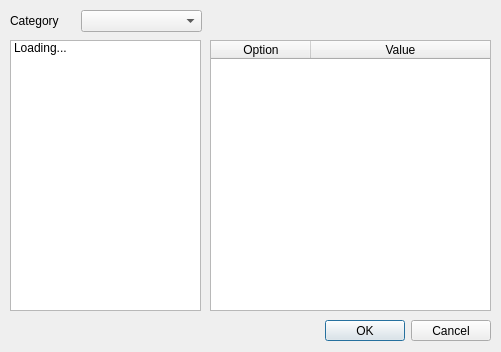
The window that starcheat/templates/ItemBrowser.ui (wizzomafizzo/starcheat) describes before a commit, drawn with Qt 5.
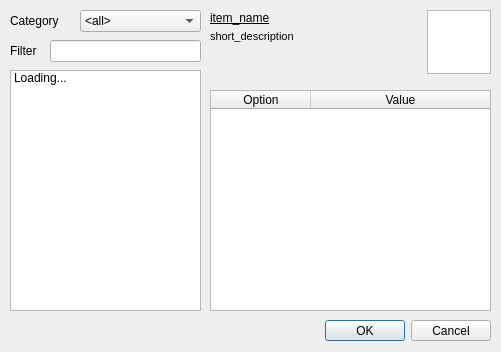
The same window after the commit.

Commit message:
Updates to item browser
Updated ui, added search and category filtering

Diff of the .ui file:
```diff
--- a/starcheat/templates/ItemBrowser.ui
+++ b/starcheat/templates/ItemBrowser.ui
@@ -29,23 +29,28 @@
     <set>QDialogButtonBox::Cancel|QDialogButtonBox::Ok</set>
    </property>
   </widget>
-  <widget class="QComboBox" name="filter">
+  <widget class="QComboBox" name="category">
    <property name="geometry">
     <rect>
-     <x>81</x>
+     <x>80</x>
      <y>10</y>
      <width>121</width>
      <height>22</height>
     </rect>
    </property>
+   <item>
+    <property name="text">
+     <string>&lt;all&gt;</string>
+    </property>
+   </item>
   </widget>
   <widget class="QListWidget" name="items">
    <property name="geometry">
     <rect>
      <x>10</x>
-     <y>40</y>
+     <y>70</y>
      <width>191</width>
-     <height>271</height>
+     <height>241</height>
     </rect>
    </property>
    <property name="editTriggers">
@@ -74,9 +79,9 @@
    <property name="geometry">
     <rect>
      <x>210</x>
-     <y>40</y>
+     <y>90</y>
      <width>281</width>
-     <height>271</height>
+     <height>221</height>
     </rect>
    </property>
    <property name="editTriggers">
@@ -88,6 +93,9 @@
    <property name="verticalScrollMode">
     <enum>QAbstractItemView::ScrollPerPixel</enum>
    </property>
+   <property name="cornerButtonEnabled">
+    <bool>false</bool>
+   </property>
    <attribute name="horizontalHeaderVisible">
     <bool>true</bool>
    </attribute>
@@ -108,6 +116,87 @@
     </property>
    </column>
   </widget>
+  <widget class="QGraphicsView" name="icon">
+   <property name="geometry">
+    <rect>
+     <x>427</x>
+     <y>10</y>
+     <width>64</width>
+     <height>64</height>
+    </rect>
+   </property>
+  </widget>
+  <widget class="QLabel" name="item_name">
+   <property name="geometry">
+    <rect>
+     <x>210</x>
+     <y>10</y>
+     <width>211</width>
+     <height>16</height>
+    </rect>
+   </property>
+   <property name="font">
+    <font>
+     <underline>true</underline>
+    </font>
+   </property>
+   <property name="text">
+    <string>item_name</string>
+   </property>
+  </widget>
+  <widget class="QLabel" name="short_desc">
+   <property name="geometry">
+    <rect>
+     <x>210</x>
+     <y>30</y>
+     <width>211</width>
+     <height>51</height>
+    </rect>
+   </property>
+   <property name="font">
+    <font>
+     <pointsize>8</pointsize>
+    </font>
+   </property>
+   <property name="text">
+    <string>short_description</string>
+   </property>
+   <property name="alignment">
+    <set>Qt::AlignLeading|Qt::AlignLeft|Qt::AlignTop</set>
+   </property>
+   <property name="wordWrap">
+    <bool>true</bool>
+   </property>
+  </widget>
+  <widget class="QLabel" name="filter_label">
+   <property name="geometry">
+    <rect>
+     <x>10</x>
+     <y>40</y>
+     <width>41</width>
+     <height>21</height>
+    </rect>
+   </property>
+   <property name="text">
+    <string>Filter</string>
+   </property>
+  </widget>
+  <widget class="QLineEdit" name="filter">
+   <property name="geometry">
+    <rect>
+     <x>50</x>
+     <y>40</y>
+     <width>151</width>
+     <height>22</height>
+    </rect>
+   </property>
+   <property name="inputMask">
+    <string/>
+   </property>
+   <property name="text">
+    <string/>
+   </property>
+  </widget>
  </widget>
  <resources/>
  <connections>
```
Left out of the diff: 7 changed lines with no effect on the pictures. The commit also changes 5 other files.
